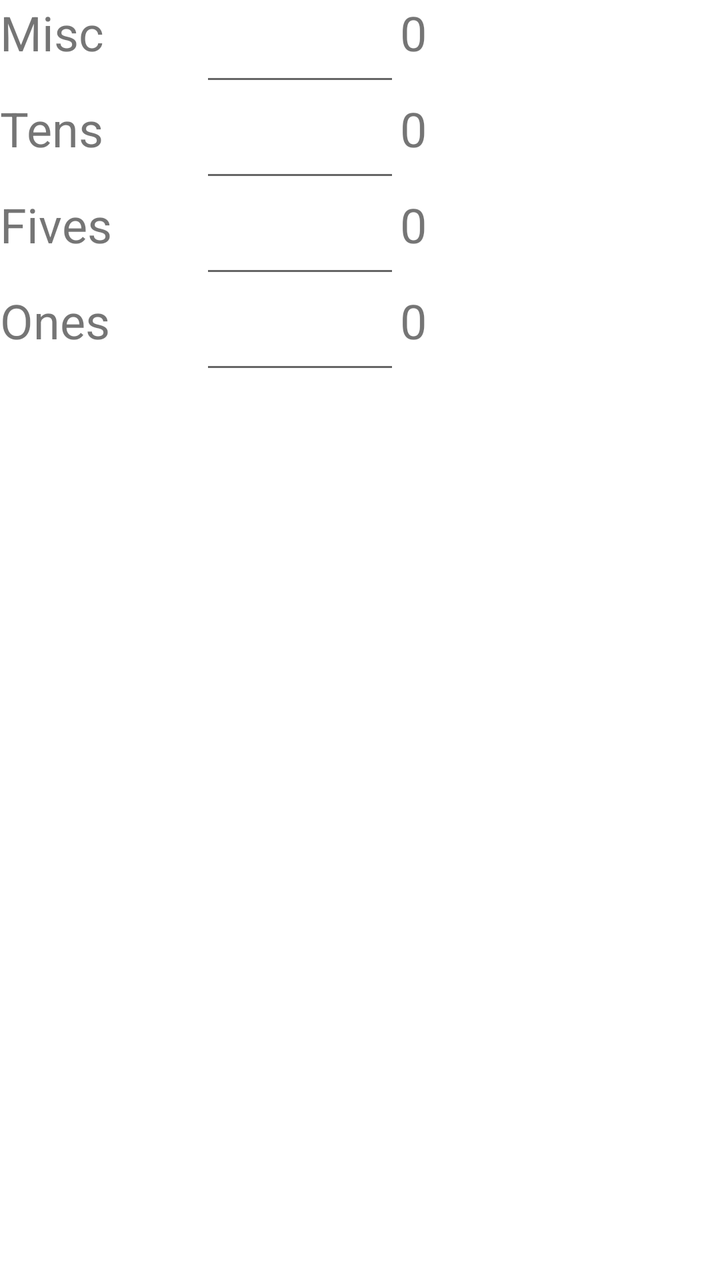
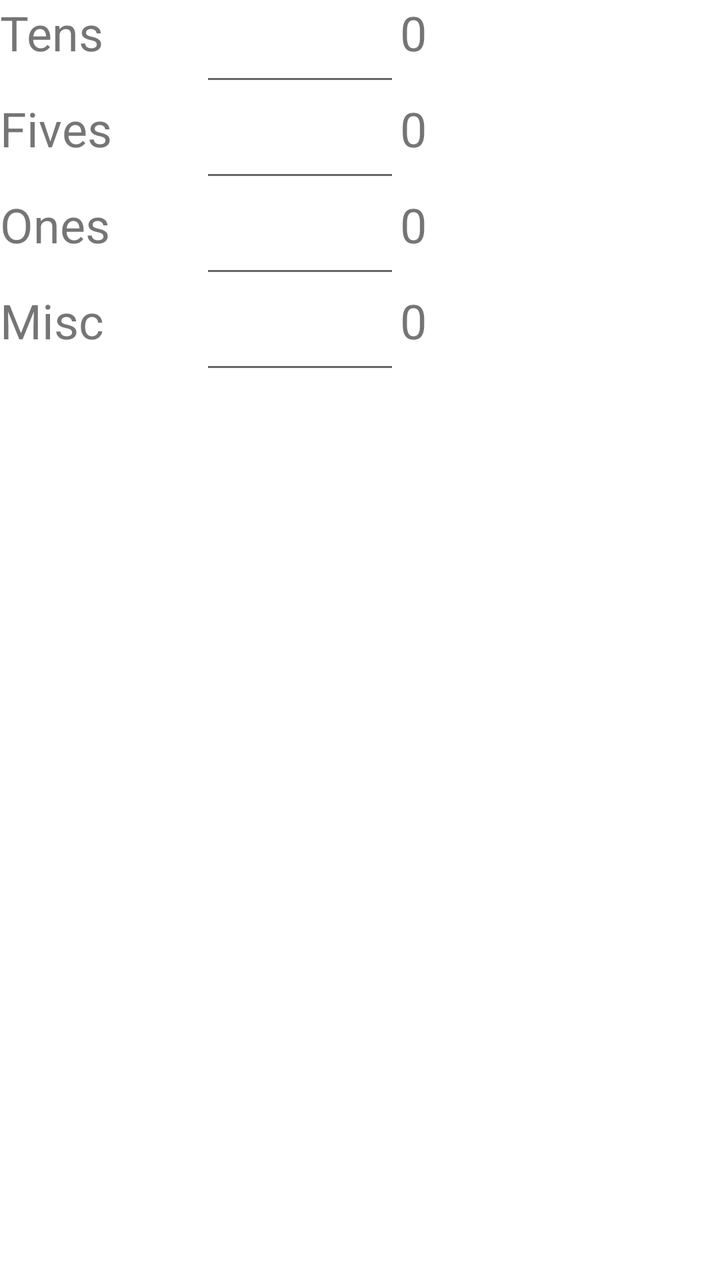

Two renders of the same Android screen: before a commit and after it. Below are the layout's source before the change and the commit's diff.
<!-- AndroidManifest.xml: application theme Theme.TillCalculator -->
<!-- res/layout/fragment_bills.xml -->
<?xml version="1.0" encoding="utf-8"?>
<androidx.constraintlayout.widget.ConstraintLayout xmlns:android="http://schemas.android.com/apk/res/android"
    xmlns:app="http://schemas.android.com/apk/res-auto"
    xmlns:tools="http://schemas.android.com/tools"
    android:layout_width="match_parent"
    android:layout_height="match_parent"
    android:orientation="horizontal"
    tools:context=".BillsFragment">

    <TextView
        android:id="@+id/miscBillsTotal"
        android:layout_width="@dimen/label_width"
        android:layout_height="48dp"
        android:text="0"
        android:textSize="24sp"
        app:layout_constraintStart_toEndOf="@+id/miscBills"
        app:layout_constraintTop_toTopOf="@+id/miscBills" />

    <TextView
        android:id="@+id/onesTotal"
        android:layout_width="@dimen/label_width"
        android:layout_height="48dp"
        android:text="0"
        android:textSize="24sp"
        app:layout_constraintStart_toEndOf="@+id/ones"
        app:layout_constraintTop_toTopOf="@+id/ones" />

    <TextView
        android:id="@+id/tensTotal"
        android:layout_width="@dimen/label_width"
        android:layout_height="48dp"
        android:text="0"
        android:textSize="24sp"
        app:layout_constraintStart_toEndOf="@+id/tens"
        app:layout_constraintTop_toTopOf="@+id/tens" />

    <TextView
        android:id="@+id/fivesTotal"
        android:layout_width="@dimen/label_width"
        android:layout_height="48dp"
        android:text="0"
        android:textSize="24sp"
        app:layout_constraintStart_toEndOf="@+id/fives"
        app:layout_constraintTop_toTopOf="@+id/fives" />

    <EditText
        android:id="@+id/miscBills"
        android:layout_width="100dp"
        android:layout_height="48dp"
        android:ems="10"
        android:inputType="number"
        app:layout_constraintStart_toEndOf="@+id/miscBillsLabel"
        app:layout_constraintTop_toTopOf="@+id/miscBillsLabel" />

    <TextView
        android:id="@+id/onesLabel"
        android:layout_width="@dimen/label_width"
        android:layout_height="48dp"
        android:text="Ones"
        android:textSize="24sp"
        app:layout_constraintStart_toStartOf="@+id/fivesLabel"
        app:layout_constraintTop_toBottomOf="@+id/fivesLabel" />

    <EditText
        android:id="@+id/ones"
        android:layout_width="100dp"
        android:layout_height="wrap_content"
        android:ems="10"
        android:inputType="number"
        android:minHeight="48dp"
        app:layout_constraintStart_toEndOf="@+id/onesLabel"
        app:layout_constraintTop_toTopOf="@+id/onesLabel" />

    <EditText
        android:id="@+id/fives"
        android:layout_width="100dp"
        android:layout_height="48dp"
        android:ems="10"
        android:inputType="number"
        app:layout_constraintStart_toEndOf="@+id/fivesLabel"
        app:layout_constraintTop_toTopOf="@+id/fivesLabel" />

    <TextView
        android:id="@+id/miscBillsLabel"
        android:layout_width="@dimen/label_width"
        android:layout_height="48dp"
        android:text="Misc"
        android:textSize="24sp"
        app:layout_constraintStart_toStartOf="parent"
        app:layout_constraintTop_toTopOf="parent" />

    <TextView
        android:id="@+id/tensLabel"
        android:layout_width="@dimen/label_width"
        android:layout_height="48dp"
        android:text="Tens"
        android:textSize="24sp"
        app:layout_constraintStart_toStartOf="@+id/miscBillsLabel"
        app:layout_constraintTop_toBottomOf="@+id/miscBillsLabel" />

    <TextView
        android:id="@+id/fivesLabel"
        android:layout_width="@dimen/label_width"
        android:layout_height="48dp"
        android:text="Fives"
        android:textSize="24sp"
        app:layout_constraintStart_toStartOf="@+id/tensLabel"
        app:layout_constraintTop_toBottomOf="@+id/tensLabel" />

    <EditText
        android:id="@+id/tens"
        android:layout_width="100dp"
        android:layout_height="48dp"
        android:ems="10"
        android:inputType="number"
        app:layout_constraintStart_toEndOf="@+id/tensLabel"
        app:layout_constraintTop_toTopOf="@+id/tensLabel" />

</androidx.constraintlayout.widget.ConstraintLayout>
<!-- resources referenced by this layout -->
<resources>
  <dimen name="label_width">100dp</dimen>
  <style name="Theme.TillCalculator" parent="Theme.MaterialComponents.DayNight.DarkActionBar">
          
          <item name="colorPrimary">@color/purple_500</item>
          <item name="colorPrimaryVariant">@color/purple_700</item>
          <item name="colorOnPrimary">@color/white</item>
          
          <item name="colorSecondary">@color/teal_200</item>
          <item name="colorSecondaryVariant">@color/teal_700</item>
          <item name="colorOnSecondary">@color/black</item>
          
          <item name="android:statusBarColor" tools:targetApi="l">?attr/colorPrimaryVariant</item>
          
      </style>
  <color name="purple_500">#FF6200EE</color>
  <color name="purple_700">#FF3700B3</color>
  <color name="white">#FFFFFFFF</color>
  <color name="teal_200">#FF03DAC5</color>
  <color name="teal_700">#FF018786</color>
  <color name="black">#FF000000</color>
</resources>

<!-- the commit's change to res/layout/fragment_bills.xml (unified diff, before → after) -->
@@ -87,7 +87,7 @@
         android:text="Misc"
         android:textSize="24sp"
         app:layout_constraintStart_toStartOf="parent"
-        app:layout_constraintTop_toTopOf="parent" />
+        app:layout_constraintTop_toBottomOf="@+id/onesLabel" />
 
     <TextView
         android:id="@+id/tensLabel"
@@ -96,7 +96,7 @@
         android:text="Tens"
         android:textSize="24sp"
         app:layout_constraintStart_toStartOf="@+id/miscBillsLabel"
-        app:layout_constraintTop_toBottomOf="@+id/miscBillsLabel" />
+        app:layout_constraintTop_toTopOf="parent" />
 
     <TextView
         android:id="@+id/fivesLabel"
